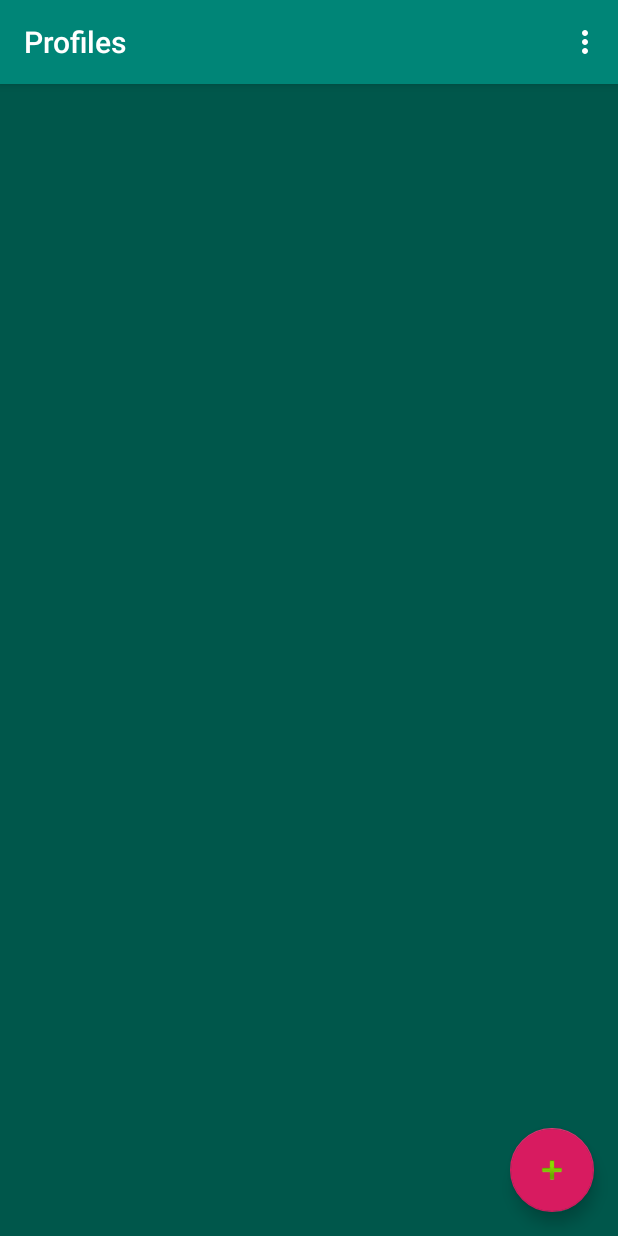
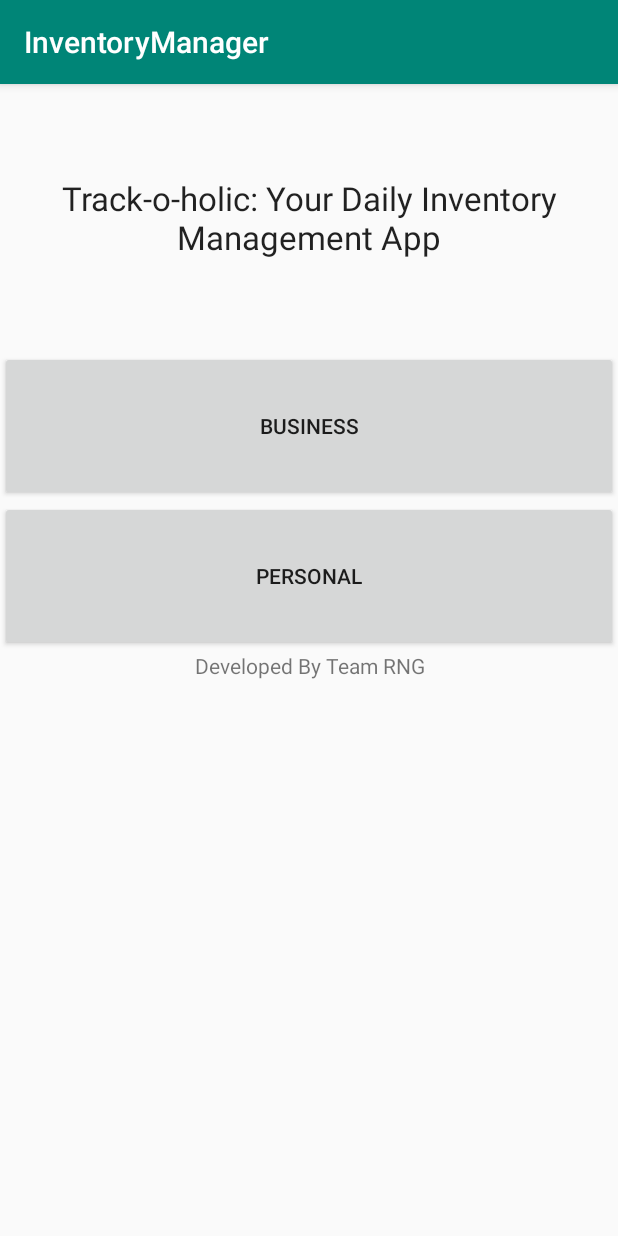
Before and after one commit to CynicalOne/380_app, an Android app: the screen it shows after launch (HomeviewV2Activity before the commit, BusinessOrPersonalMainActivity after it), on a phone screen of 412 x 824 dp. Run offline under Robolectric (Android 15) with nearby library versions, the light colour scheme and no system bars.

Commit message:
Added new homescreen

```diff
--- /dev/null
+++ b/app/src/main/java/com/example/inventorymanager/BusinessOrPersonalMainActivity.java
@@ -0,0 +1,27 @@
+package com.example.inventorymanager;
+
+import androidx.appcompat.app.AppCompatActivity;
+
+import android.os.Bundle;
+import android.widget.Button;
+import android.widget.TextView;
+
+public class BusinessOrPersonalMainActivity extends AppCompatActivity {
+    TextView presentTitle;
+    Button businessButton;
+    Button personalButton;
+
+    @Override
+    protected void onCreate(Bundle savedInstanceState) {
+        super.onCreate(savedInstanceState);
+        setContentView(R.layout.activity_business_or_personal_main);
+
+        presentTitle = findViewById(R.id.presentTitle);
+        businessButton = findViewById(R.id.BusinessButton);
+        personalButton = findViewById(R.id.PersonalButton);
+
+        //Set text
+        businessButton.setText("Business");
+        personalButton.setText("Personal");
+    }
+}
--- a/app/src/main/java/com/example/inventorymanager/HomeviewV2Activity.java
+++ b/app/src/main/java/com/example/inventorymanager/HomeviewV2Activity.java
@@ -1,20 +1,16 @@
 package com.example.inventorymanager;
 
-import android.graphics.Canvas;
 import android.os.Bundle;
 
 import com.example.inventorymanager.Persistence.DatabaseHandler_Profiles;
 import com.example.inventorymanager.adapters.HomeView_v2_RecyclerViewAdapter;
 import com.example.inventorymanager.model.Profile;
-import com.example.inventorymanager.model.SerializeData;
 import com.google.android.material.floatingactionbutton.FloatingActionButton;
 import com.google.android.material.snackbar.Snackbar;
 
-import androidx.annotation.NonNull;
 import androidx.appcompat.app.AlertDialog;
 import androidx.appcompat.app.AppCompatActivity;
 import androidx.appcompat.widget.Toolbar;
-import androidx.recyclerview.widget.ItemTouchHelper;
 import androidx.recyclerview.widget.LinearLayoutManager;
 import androidx.recyclerview.widget.RecyclerView;
 
--- /dev/null
+++ b/app/src/main/res/layout/activity_business_or_personal_main.xml
@@ -0,0 +1,43 @@
+<?xml version="1.0" encoding="utf-8"?>
+<LinearLayout xmlns:android="http://schemas.android.com/apk/res/android"
+    xmlns:app="http://schemas.android.com/apk/res-auto"
+    xmlns:tools="http://schemas.android.com/tools"
+    android:layout_width="match_parent"
+    android:layout_height="match_parent"
+    android:orientation="vertical"
+    tools:context=".BusinessOrPersonalMainActivity" >
+
+    <TextView
+        android:id="@+id/presentTitle"
+        android:layout_width="match_parent"
+        android:layout_height="178dp"
+        android:gravity="center"
+        android:text="Track-o-holic: Your Daily Inventory Management App"
+        android:textAppearance="@style/TextAppearance.AppCompat.Large" />
+
+    <Button
+        android:id="@+id/BusinessButton"
+        android:layout_width="match_parent"
+        android:layout_height="100dp"
+        android:text="Button" />
+
+    <Button
+        android:id="@+id/PersonalButton"
+        android:layout_width="match_parent"
+        android:layout_height="100dp"
+        android:text="Button" />
+
+    <ImageView
+        android:id="@+id/imageView3"
+        android:layout_width="match_parent"
+        android:layout_height="wrap_content"
+         />
+
+    <TextView
+        android:id="@+id/textView4"
+        android:layout_width="match_parent"
+        android:layout_height="wrap_content"
+        android:gravity="bottom|center"
+        android:text="Developed By Team RNG" />
+
+</LinearLayout>
```
Also changed, not shown: app/src/main/AndroidManifest.xml (+8 -6 lines), app/src/main/java/com/example/inventorymanager/Persistence/DatabaseHandler_Profiles.java (+0 -21 lines), app/src/main/java/com/example/inventorymanager/model/SerializeData.java (deleted, +0 -40 lines), app/src/main/res/drawable-v24/trackoholic.PNG (added).
